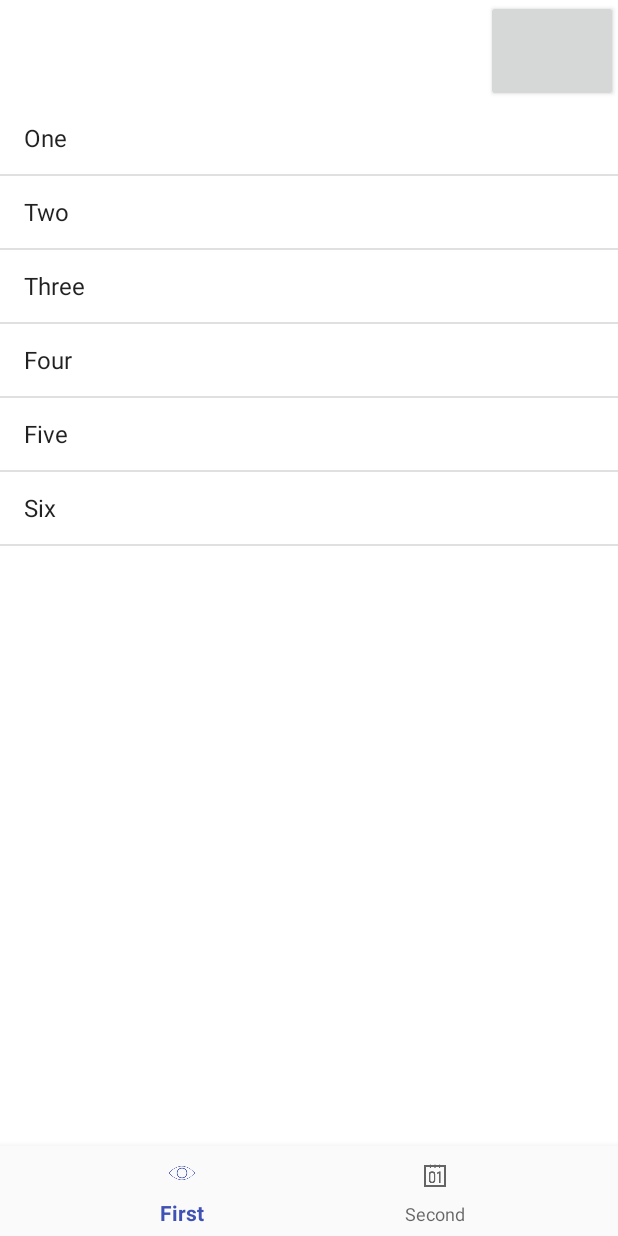
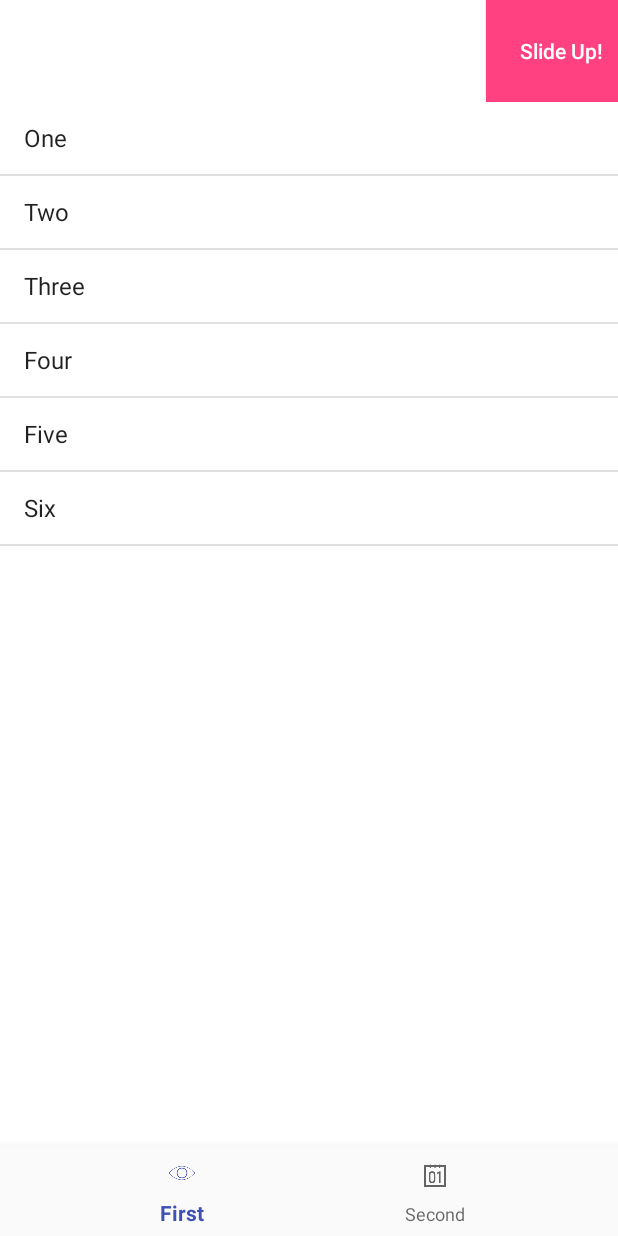
Before and after one commit to karatasemre/SlideUpExample, an Android app: the screen it shows after launch (MainActivity), on a phone screen of 412 x 824 dp. Run offline under Robolectric (Android 15) with nearby library versions, the phone set to English and light mode, and no system bars; libraries missing offline, so code that uses them is left out: com.sothree.slidinguppanel; plain views replace SlidingUpPanelLayout; 3 statements that could not run were skipped.

Commit message:
design fixed

```diff
--- a/app/src/main/res/layout/activity_main.xml
+++ b/app/src/main/res/layout/activity_main.xml
@@ -63,7 +63,10 @@
                     android:layout_width="wrap_content"
                     android:layout_height="match_parent"
                     android:gravity="center_vertical|right"
+                    android:background="@color/colorAccent"
                     android:paddingLeft="10dp"
+                    android:text="Slide Up!"
+                    android:textColor="#fff"
                     android:paddingRight="10dp"
                     android:textSize="14sp" />
 
```
